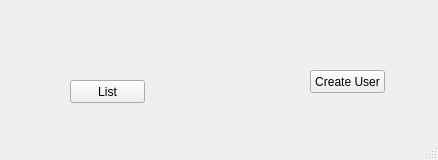
Before: the Qt Designer form src/CS1D-TMOTTBG/dashboardwindow.ui in cydiasa/CS1D-TMOTTBG, drawn with Qt 5.
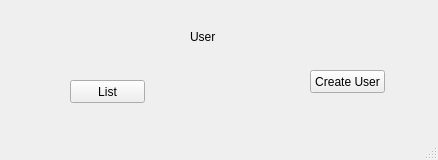
After: the same form once the commit is applied.

The edit to the form file:
```diff
--- a/src/CS1D-TMOTTBG/dashboardwindow.ui
+++ b/src/CS1D-TMOTTBG/dashboardwindow.ui
@@ -40,6 +40,19 @@
      <string>List</string>
     </property>
    </widget>
+   <widget class="QLabel" name="label">
+    <property name="geometry">
+     <rect>
+      <x>190</x>
+      <y>30</y>
+      <width>46</width>
+      <height>13</height>
+     </rect>
+    </property>
+    <property name="text">
+     <string>User</string>
+    </property>
+   </widget>
   </widget>
   <widget class="QStatusBar" name="statusbar"/>
  </widget>
```
